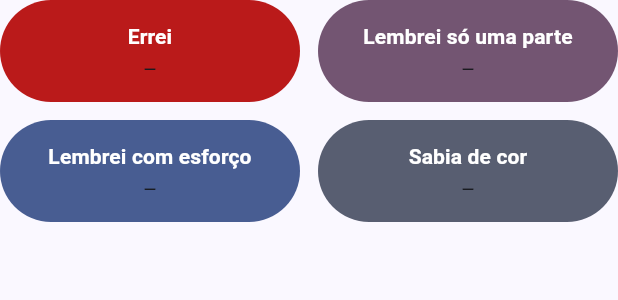
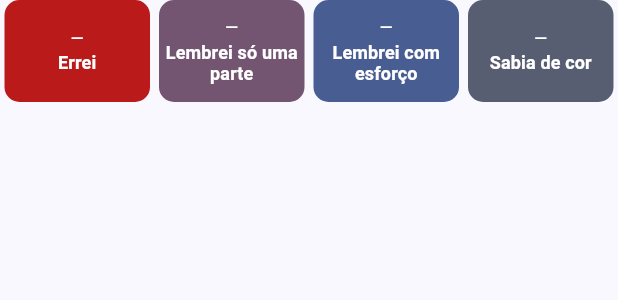
Before and after one commit to leandrorochaadm/flashcard-dev-senior, a Flutter app: the RatingButtons widget shown alone on an empty page, opened directly with empty values, on a phone screen of 412 x 824 dp. Shown: the top 300 px of the screen. Run offline on Flutter 3.47's test engine with Material 3 defaults, Android fonts, the phone set to English and light mode, and no system bars; our stand-ins replace freezed_annotation, get_it, sembast, sembast_web, web; missing offline and left inert: dart:js_interop, fsrs; statements that could not run were skipped.

Commit message:
feat(ui->session): Anki-style card layout and phone-friendly header

```diff
--- a/lib/ui/session/widgets/rating_buttons.dart
+++ b/lib/ui/session/widgets/rating_buttons.dart
@@ -5,6 +5,10 @@ import '../../shared/app_scaffold.dart';
 
 /// The four buttons, in screen order, each showing the interval it would
 /// schedule.
+///
+/// One row across the bottom of the screen, the four sharing the width evenly
+/// — the shape a flashcard reviewer has on a phone, where the thumb reaches
+/// the bottom edge and the buttons never reflow between cards.
 ///
 /// The labels are the client's own words and are fixed by the requirements —
 /// they are the only pt-BR strings that must never be reworded.
@@ -35,38 +39,27 @@ class RatingButtons extends StatelessWidget {
       Rating.easy: scheme.secondary,
     };
 
-    return Wrap(
-      spacing: 12,
-      runSpacing: 12,
-      alignment: WrapAlignment.center,
-      children: [
-        for (final rating in Rating.values)
-          SizedBox(
-            width: 200,
-            child: FilledButton(
-              onPressed: () => onRated(rating),
-              style: FilledButton.styleFrom(
-                backgroundColor: colors[rating],
-                padding: const EdgeInsets.symmetric(vertical: 14),
-              ),
-              child: Column(
-                mainAxisSize: MainAxisSize.min,
-                children: [
-                  Text(
-                    labels[rating]!,
-                    textAlign: TextAlign.center,
-                    style: const TextStyle(fontWeight: FontWeight.w600),
-                  ),
-                  const SizedBox(height: 4),
-                  Text(
-                    _preview(rating),
-                    style: Theme.of(context).textTheme.labelSmall,
-                  ),
-                ],
+    // Fixed height, never `stretch`: the row sits in a `Column`, which hands
+    // its children unbounded height, and stretching against infinity is a
+    // layout assertion.
+    return SizedBox(
+      height: 68,
+      child: Row(
+        children: [
+          for (final rating in Rating.values)
+            Expanded(
+              child: Padding(
+                padding: const EdgeInsets.symmetric(horizontal: 3),
+                child: _RatingButton(
+                  label: labels[rating]!,
+                  preview: _preview(rating),
+                  color: colors[rating]!,
+                  onPressed: () => onRated(rating),
+                ),
               ),
             ),
-          ),
-      ],
+        ],
+      ),
     );
   }
 
@@ -75,3 +68,55 @@ class RatingButtons extends StatelessWidget {
     return interval == null ? '—' : formatDays(interval);
   }
 }
+
+class _RatingButton extends StatelessWidget {
+  const _RatingButton({
+    required this.label,
+    required this.preview,
+    required this.color,
+    required this.onPressed,
+  });
+
+  final String label;
+  final String preview;
+  final Color color;
+  final VoidCallback onPressed;
+
+  @override
+  Widget build(BuildContext context) {
+    return FilledButton(
+      onPressed: onPressed,
+      style: FilledButton.styleFrom(
+        backgroundColor: color,
+        padding: const EdgeInsets.symmetric(vertical: 10, horizontal: 4),
+        minimumSize: const Size(0, 68),
+        shape: const RoundedRectangleBorder(
+          borderRadius: BorderRadius.all(Radius.circular(10)),
+        ),
+      ),
+      child: Column(
+        mainAxisSize: MainAxisSize.min,
+        children: [
+          Text(
+            preview,
+            maxLines: 1,
+            overflow: TextOverflow.ellipsis,
+            style: const TextStyle(fontSize: 11, height: 1.1),
+          ),
+          const SizedBox(height: 4),
+          Text(
+            label,
+            textAlign: TextAlign.center,
+            maxLines: 2,
+            overflow: TextOverflow.ellipsis,
+            style: const TextStyle(
+              fontSize: 12,
+              height: 1.15,
+              fontWeight: FontWeight.w600,
+            ),
+          ),
+        ],
+      ),
+    );
+  }
+}
```
Also changed, not shown: lib/ui/session/session_state.dart (+11 -3 lines), lib/ui/session/session_view.dart (+44 -15 lines), lib/ui/session/session_viewmodel.dart (+15 -4 lines), lib/ui/session/widgets/card_face.dart (+29 -8 lines), lib/ui/session/widgets/round_timer.dart (+21 -4 lines), lib/ui/session/session_state.freezed.dart.
